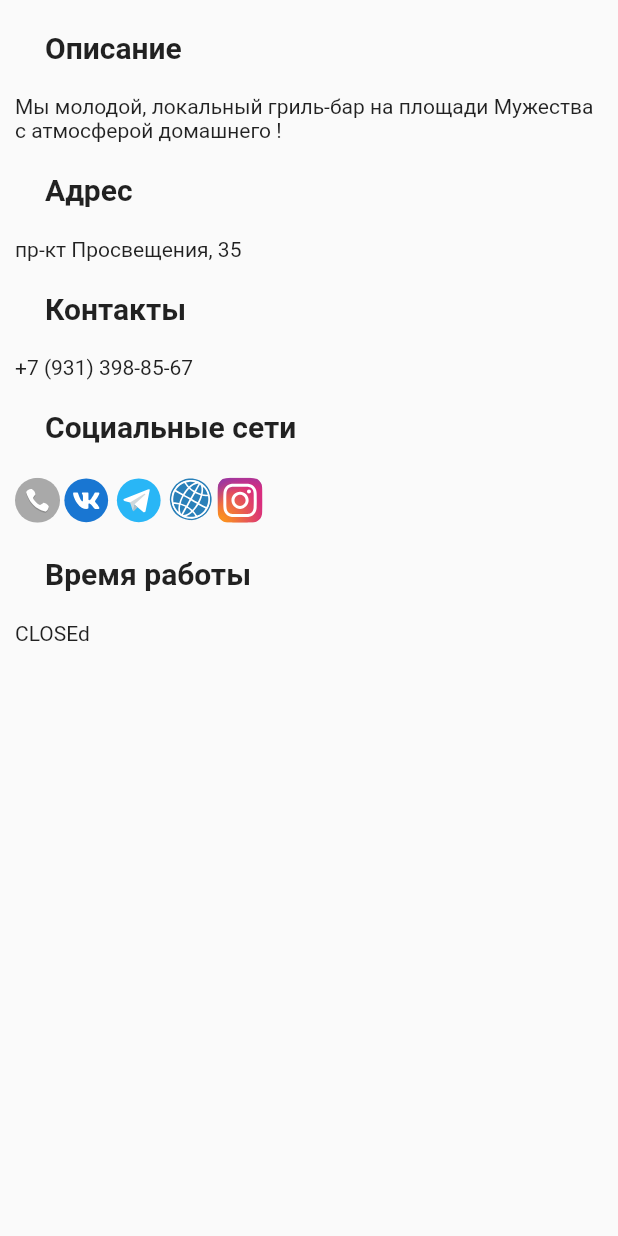
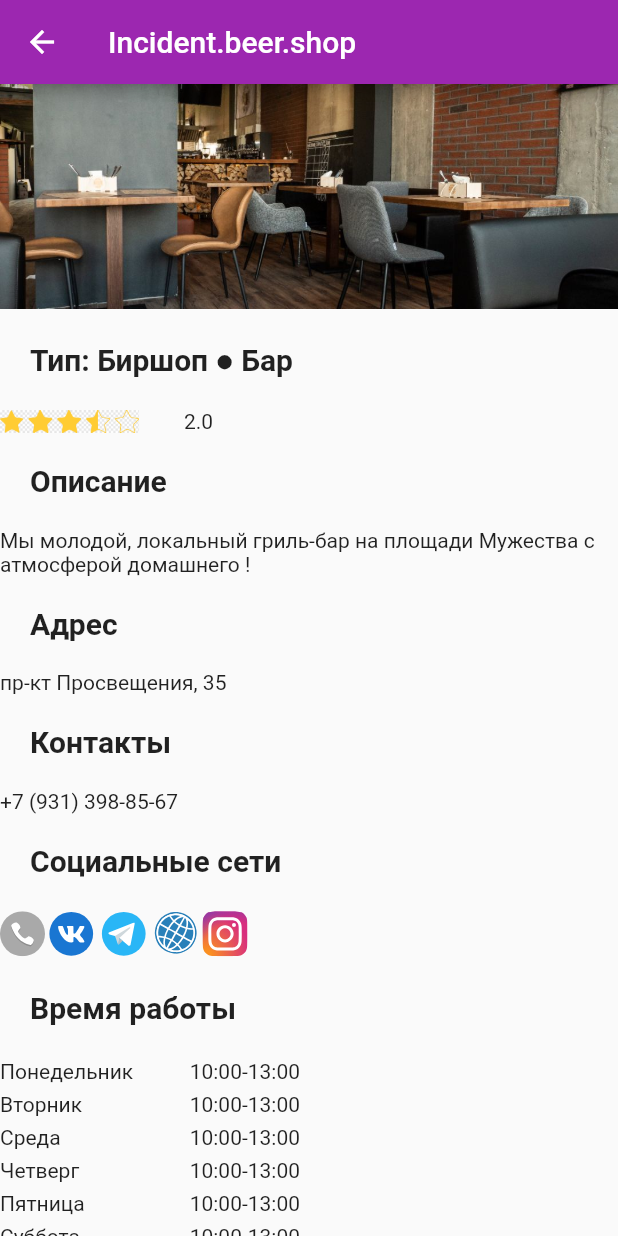
Before and after one commit to beerMapSPB/beer_app, a Flutter app: the PlacePageWidget screen opened directly, on a phone screen of 412 x 824 dp. Run offline on Flutter 3.47's test engine with Material 2 defaults, Android fonts, the phone set to English and light mode, and no system bars; our stand-ins replace flutter_svg.

Commit message:
Add page with place info and routes
Refs #20

```diff
--- a/lib/entity/places.dart
+++ b/lib/entity/places.dart
@@ -10,6 +10,7 @@ final List<Place> placesForTestes = [
       type: "Биршоп ● Бар",
       rate: 2.0,
       logo: AppImages.incidentBeerShop,
+      interior: AppImages.interior,
       externalLinks: PlaceExternalLinks(
           phone: '+7 (931) 398-85-67',
           instagram: 'incident.beer.shop',
--- a/lib/pages/place_page_widgets/hours.dart
+++ b/lib/pages/place_page_widgets/hours.dart
@@ -3,6 +3,42 @@ import 'package:flutter/material.dart';
 class HoursWidget extends StatelessWidget {
   @override
   Widget build(BuildContext context) {
-    return Text('CLOSEd');
+    return Column(
+      crossAxisAlignment: CrossAxisAlignment.start,
+      children: [
+        _DayOfWeekWidget(dayOfWeek: 'Понедельник', hours: '10:00-13:00'),
+        _DayOfWeekWidget(dayOfWeek: 'Вторник', hours: '10:00-13:00'),
+        _DayOfWeekWidget(dayOfWeek: 'Среда', hours: '10:00-13:00'),
+        _DayOfWeekWidget(dayOfWeek: 'Четверг', hours: '10:00-13:00'),
+        _DayOfWeekWidget(dayOfWeek: 'Пятница', hours: '10:00-13:00'),
+        _DayOfWeekWidget(dayOfWeek: 'Суббота', hours: '10:00-13:00'),
+        _DayOfWeekWidget(
+          dayOfWeek: 'Воскресенье',
+          hours: '10:00-13:00',
+        ),
+      ],
+    );
   }
 }
+
+class _DayOfWeekWidget extends StatelessWidget {
+  final String dayOfWeek;
+  final String hours;
+
+  const _DayOfWeekWidget(
+      {Key? key, required this.dayOfWeek, required this.hours})
+      : super(key: key);
+
+  @override
+  Widget build(BuildContext context) {
+    return Padding(
+      padding: const EdgeInsets.symmetric(vertical: 3.0),
+      child: SizedBox(
+        width: 200,
+        child: Row(
+          children: [Text('$dayOfWeek'), Spacer(), Text('$hours')],
+        ),
+      ),
+    );
+  }
+}
--- /dev/null
+++ b/lib/pages/place_page_widgets/interior.dart
@@ -0,0 +1,16 @@
+import 'package:flutter/material.dart';
+
+class InteriorWidget extends StatelessWidget {
+  final String imgPath;
+
+  const InteriorWidget({Key? key, required this.imgPath}) : super(key: key);
+
+  @override
+  Widget build(BuildContext context) {
+    return Image(
+        image: AssetImage(imgPath),
+        width: double.infinity,
+        height: 150,
+        fit: BoxFit.fitWidth);
+  }
+}
--- a/lib/pages/place_page_widgets/place_page_widget.dart
+++ b/lib/pages/place_page_widgets/place_page_widget.dart
@@ -2,6 +2,7 @@ import 'package:flutter/cupertino.dart';
 
 import 'package:flutter/material.dart';
 import 'package:mobile_app/entity/places.dart';
+import 'package:mobile_app/pages/place_page_widgets/interior.dart';
 import 'package:mobile_app/pages/places_page_widgets/externals_app_widget.dart';
 
 import 'adress.dart';
@@ -9,35 +10,54 @@ import 'communication.dart';
 import 'description.dart';
 import 'hours.dart';
 import 'main_header.dart';
+import 'map.dart';
+import 'place_rating.dart';
 
-class PlacePageWidget extends StatelessWidget {
+class PlacePageWidget extends StatefulWidget {
   final int placeId;
 
   const PlacePageWidget({Key? key, required this.placeId}) : super(key: key);
 
   @override
+  State<PlacePageWidget> createState() => _PlacePageWidgetState();
+}
+
+class _PlacePageWidgetState extends State<PlacePageWidget> {
+  @override
   Widget build(BuildContext context) {
-    return Padding(
-      padding: const EdgeInsets.symmetric(horizontal: 10.0),
+    return Scaffold(
+      appBar: AppBar(
+        title: Text('${placesForTestes[widget.placeId].name}'),
+      ),
+      body: Padding(
+        padding: const EdgeInsets.symmetric(horizontal: 0.0),
         child: ListView(
           children: [
+            InteriorWidget(imgPath: placesForTestes[widget.placeId].interior),
+            HeaderWidget(text: 'Тип: ${placesForTestes[widget.placeId].type}'),
+            PlaceRatingWidget(rate: placesForTestes[widget.placeId].rate),
             HeaderWidget(text: 'Описание'),
-          DescriptionWidget(description: placesForTestes[placeId].description),
+            DescriptionWidget(
+                description: placesForTestes[widget.placeId].description),
             HeaderWidget(text: 'Адрес'),
-          AdressWidget(adress: placesForTestes[placeId].adress),
+            AdressWidget(adress: placesForTestes[widget.placeId].adress),
             HeaderWidget(text: 'Контакты'),
             CommunicationWidget(
-              phone: placesForTestes[placeId].externalLinks.phone!),
+                phone: placesForTestes[widget.placeId].externalLinks.phone!),
             HeaderWidget(text: 'Социальные сети'),
             ExternalAppsWidget(
-            instagram: placesForTestes[placeId].externalLinks.instagram,
-            vk: placesForTestes[placeId].externalLinks.vk,
-            web: placesForTestes[placeId].externalLinks.web,
-            telegram: placesForTestes[placeId].externalLinks.telegram,
+              instagram:
+                  placesForTestes[widget.placeId].externalLinks.instagram,
+              vk: placesForTestes[widget.placeId].externalLinks.vk,
+              web: placesForTestes[widget.placeId].externalLinks.web,
+              telegram: placesForTestes[widget.placeId].externalLinks.telegram,
             ),
             HeaderWidget(text: 'Время работы'),
-          HoursWidget()
+            HoursWidget(),
+            HeaderWidget(text: 'Расположение'),
+            MapWidget()
           ],
+        ),
       ),
     );
   }
--- /dev/null
+++ b/lib/pages/place_page_widgets/place_rating.dart
@@ -0,0 +1,23 @@
+import 'package:flutter/material.dart';
+import 'package:mobile_app/resources/resources.dart';
+
+class PlaceRatingWidget extends StatelessWidget {
+  final double rate;
+  static const String ratePath = AppImages.stars35;
+
+  const PlaceRatingWidget({Key? key, required this.rate}) : super(key: key);
+
+  @override
+  Widget build(BuildContext context) {
+    return Row(
+      children: [
+        Image(
+          image: AssetImage(ratePath),
+          height: 15,
+        ),
+        SizedBox(width: 30),
+        Text('$rate'),
+      ],
+    );
+  }
+}
--- a/lib/resources/app_images.dart
+++ b/lib/resources/app_images.dart
@@ -8,5 +8,7 @@ class AppImages {
   static const String beerExample = 'assets/images/beer-example.png';
   static const String stars35 = 'assets/images/Stars3-5.png';
   static const String beerRate = 'assets/images/beer_rate.png';
+  static const String map = 'assets/images/map.png';
+  static const String interior = 'assets/images/interior.jpg';
   static const String beerGreen = 'assets/images/beer-green.jpeg';
 }
```
Also changed, not shown: lib/entity/place.dart (+7 -1 lines), lib/main.dart (+25 -60 lines), lib/pages/main_screen_page.dart (added, +56 -0 lines), lib/pages/place_page_widgets/map.dart (added, +15 -0 lines), lib/pages/places_page_widgets/places_page.dart (+34 -7 lines), assets/images/interior.jpg (added), assets/images/map.png (added), 1 other file. Lines whose indentation alone changed are shown as unchanged.
